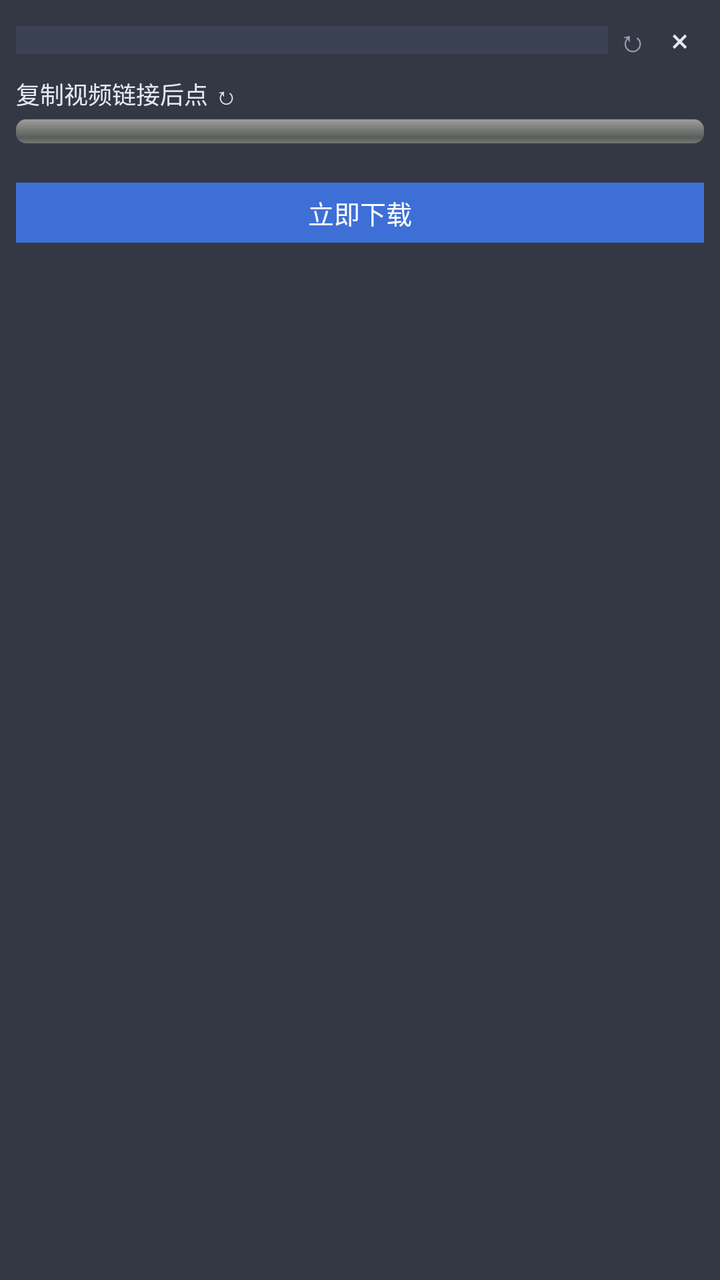
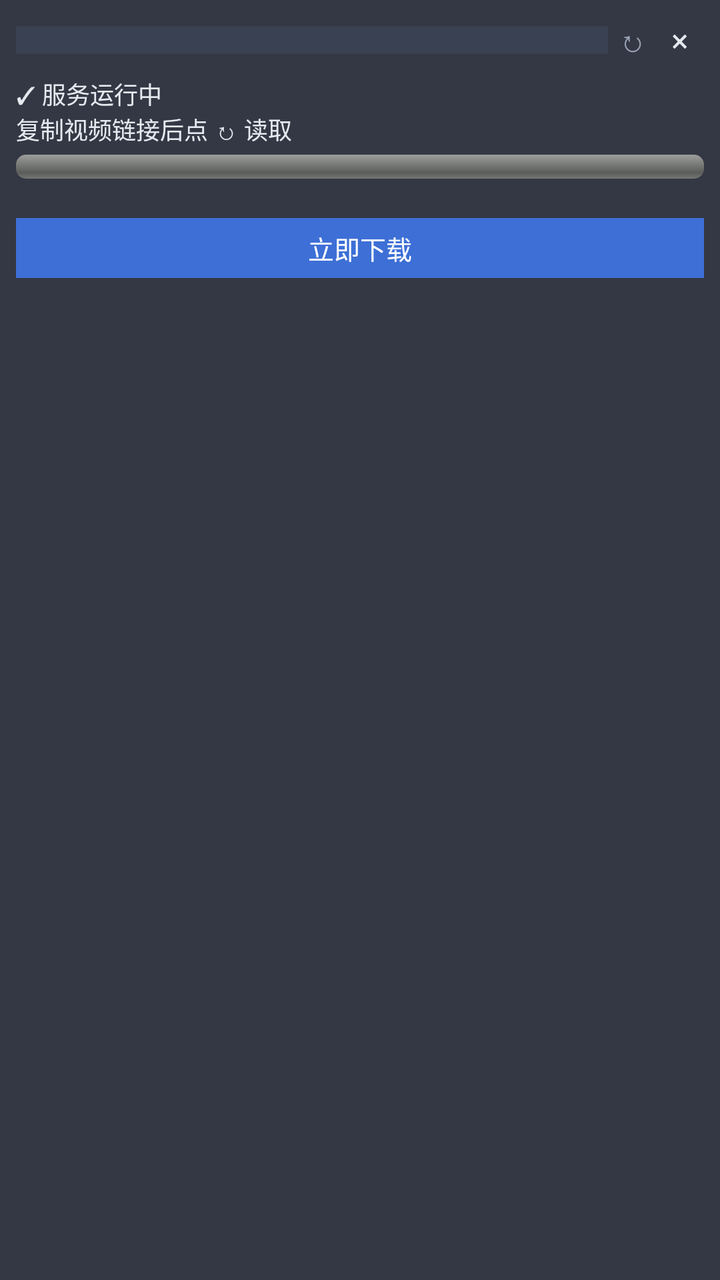

Before-and-after screenshots of an Android layout around one commit, followed by the original layout XML and the change that was made.
<!-- AndroidManifest.xml: application theme Theme.VideoSniffer -->
<!-- res/layout/float_view.xml -->
<?xml version="1.0" encoding="utf-8"?>
<LinearLayout xmlns:android="http://schemas.android.com/apk/res/android"
    android:layout_width="200dp"
    android:layout_height="wrap_content"
    android:orientation="vertical"
    android:background="#E61F2430"
    android:padding="8dp">

    
    <LinearLayout
        android:layout_width="match_parent"
        android:layout_height="wrap_content"
        android:orientation="horizontal"
        android:gravity="center_vertical">

        <View
            android:layout_width="0dp"
            android:layout_height="14dp"
            android:layout_weight="1"
            android:background="#3a4152" />

        <TextView
            android:id="@+id/float_refresh_btn"
            android:layout_width="24dp"
            android:layout_height="24dp"
            android:gravity="center"
            android:text="↻"
            android:textSize="15sp"
            android:textColor="#9aa3b5" />

        <TextView
            android:id="@+id/float_close_btn"
            android:layout_width="24dp"
            android:layout_height="24dp"
            android:gravity="center"
            android:text="×"
            android:textSize="16sp"
            android:textColor="#e6e9ef" />
    </LinearLayout>

    
    <TextView
        android:id="@+id/float_title"
        android:layout_width="match_parent"
        android:layout_height="wrap_content"
        android:text="复制视频链接后点 ↻"
        android:textColor="#e6e9ef"
        android:textSize="12sp"
        android:layout_marginTop="6dp"
        android:maxLines="2"
        android:ellipsize="end" />

    
    <ProgressBar
        android:id="@+id/float_progress"
        style="@android:style/Widget.ProgressBar.Horizontal"
        android:layout_width="match_parent"
        android:layout_height="12dp"
        android:layout_marginTop="4dp"
        android:max="100"
        android:progress="0"
        android:progressDrawable="@android:drawable/progress_horizontal" />

    <TextView
        android:id="@+id/float_progress_text"
        android:layout_width="wrap_content"
        android:layout_height="wrap_content"
        android:text=""
        android:textColor="#9aa3b5"
        android:textSize="10sp" />

    
    <TextView
        android:id="@+id/float_download_btn"
        android:layout_width="match_parent"
        android:layout_height="30dp"
        android:layout_marginTop="6dp"
        android:background="#3d6fd6"
        android:gravity="center"
        android:text="立即下载"
        android:textColor="#FFFFFF"
        android:textSize="13sp"
        android:enabled="false" />

</LinearLayout>
<!-- resources referenced by this layout -->
<resources>
  <style name="Theme.VideoSniffer" parent="Theme.Material3.DayNight">
          <item name="android:windowActionBar">false</item>
          <item name="android:windowNoTitle">true</item>
      </style>
</resources>

<!-- the commit's change to res/layout/float_view.xml (unified diff, before → after) -->
@@ -43,7 +43,7 @@
         android:id="@+id/float_title"
         android:layout_width="match_parent"
         android:layout_height="wrap_content"
-        android:text="复制视频链接后点 ↻"
+        android:text="✓ 服务运行中\n复制视频链接后点 ↻ 读取"
         android:textColor="#e6e9ef"
         android:textSize="12sp"
         android:layout_marginTop="6dp"
